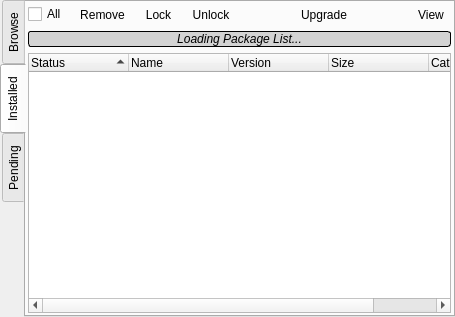
Old version of the form src-qt5/gui_client/pages/page_pkg.ui in the repository trueos/sysadm-ui-qt.
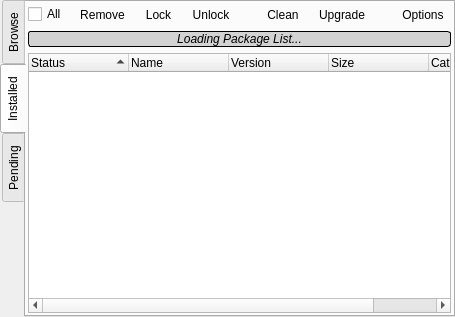
New version of the form. The open tabs and pages were chosen to show the change. Icons and pictures are not drawn.

Commit message: Get all the pkg_autoremove stuff put into the pkg page in the client.

What changed in the file:
```diff
--- a/src-qt5/gui_client/pages/page_pkg.ui
+++ b/src-qt5/gui_client/pages/page_pkg.ui
@@ -1044,6 +1044,26 @@
            </property>
           </spacer>
          </item>
+         <item>
+          <widget class="QToolButton" name="tool_local_clean">
+           <property name="statusTip">
+            <string>Automatically remove any orphaned packages</string>
+           </property>
+           <property name="text">
+            <string>Clean</string>
+           </property>
+           <property name="icon">
+            <iconset resource="../../icons/icons.qrc">
+             <normaloff>:/icons/black/flag.svg</normaloff>:/icons/black/flag.svg</iconset>
+           </property>
+           <property name="toolButtonStyle">
+            <enum>Qt::ToolButtonTextBesideIcon</enum>
+           </property>
+           <property name="autoRaise">
+            <bool>true</bool>
+           </property>
+          </widget>
+         </item>
          <item>
           <widget class="QToolButton" name="tool_local_upgrade">
            <property name="toolTip">
@@ -1086,7 +1106,7 @@
             <string>Adjust View Options</string>
            </property>
            <property name="text">
-            <string>View</string>
+            <string>Options</string>
            </property>
            <property name="icon">
             <iconset resource="../../icons/icons.qrc">
```
Left out of the diff: 4 changed lines with no effect on the pictures. The commit also changes 2 other files.
